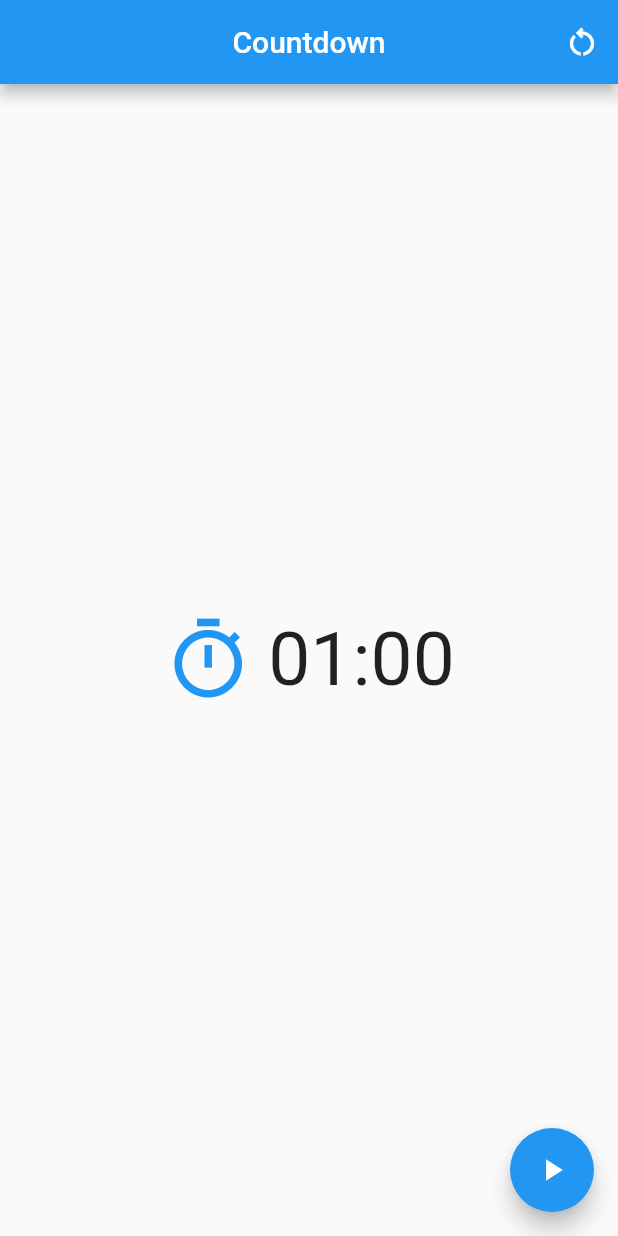
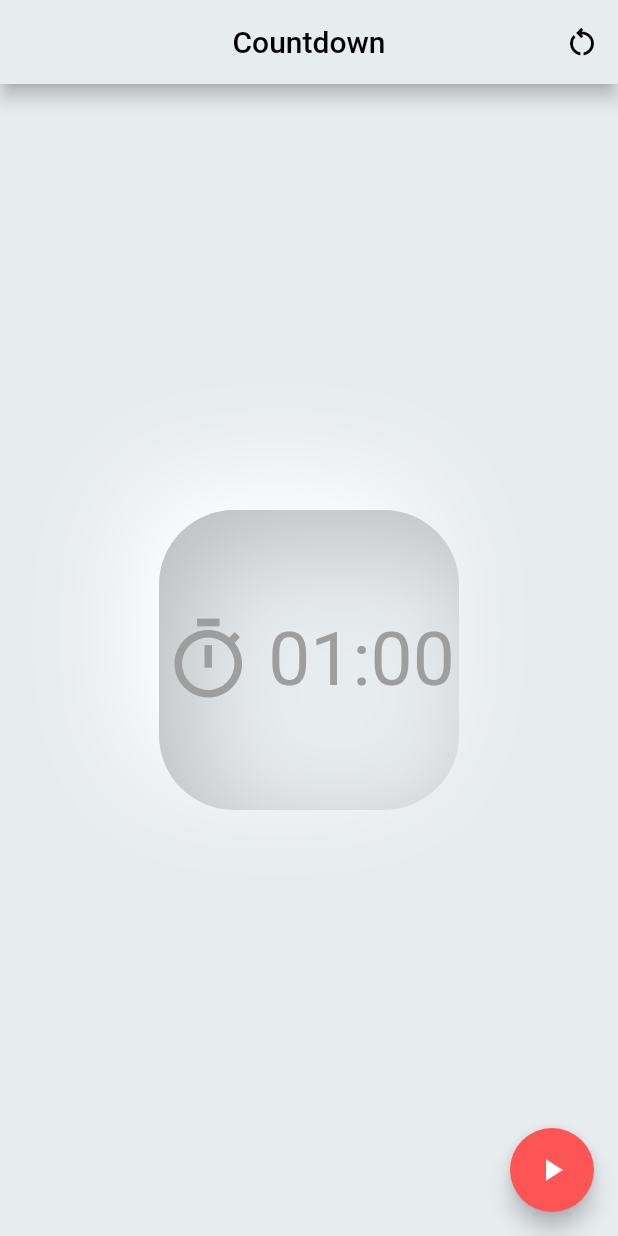
Before and after one commit to alecorodri/countdown_modern_design, a Flutter app: the screen it shows after launch, on a phone screen of 412 x 824 dp. Run offline on Flutter 3.47's test engine with Material 2 defaults, Android fonts, the phone set to English and light mode, and no system bars; our stand-ins replace flutter_inset_box_shadow.

Commit message:
add Neumorphic

```diff
--- a/lib/main.dart
+++ b/lib/main.dart
@@ -10,7 +10,6 @@ void main() {
 class MyApp extends StatelessWidget {
   const MyApp({super.key});
 
-  // This widget is the root of your application.
   @override
   Widget build(BuildContext context) {
     return MultiProvider(
--- a/lib/pages/home_page.dart
+++ b/lib/pages/home_page.dart
@@ -1,6 +1,7 @@
 import 'package:countdown_modern_design/providers/countdown_provider.dart';
-import 'package:flutter/material.dart';
+import 'package:flutter/material.dart' hide BoxDecoration, BoxShadow;
 import 'package:provider/provider.dart';
+import 'package:flutter_inset_box_shadow/flutter_inset_box_shadow.dart';
 
 class HomePage extends StatefulWidget {
   const HomePage({super.key});
@@ -15,20 +16,30 @@ class _HomePageState extends State<HomePage> {
     final countdounProvider = Provider.of<CountdounProvider>(context);
 
     return Scaffold(
+      backgroundColor: const Color(0xFFE7ECEF),
       appBar: AppBar(
+        elevation: 5,
+        backgroundColor: const Color(0xFFE7ECEF),
         centerTitle: true,
-        title: const Text("Countdown"),
+        title: const Text(
+          "Countdown",
+          style: TextStyle(color: Colors.black),
+        ),
         actions: [
           IconButton(
               onPressed: () {
                 countdounProvider
                     .setCountdownDuration(const Duration(seconds: 60));
               },
-              icon: const Icon(Icons.restart_alt_outlined))
+              icon: const Icon(
+                Icons.restart_alt_outlined,
+                color: Colors.black,
+              ))
         ],
       ),
       body: const _CounterView(),
       floatingActionButton: FloatingActionButton(
+        backgroundColor: const Color.fromARGB(255, 253, 85, 85),
         onPressed: () {
           countdounProvider.startStopTimer();
         },
@@ -45,14 +56,39 @@ class _CounterView extends StatelessWidget {
 
   @override
   Widget build(BuildContext context) {
-    return SizedBox.expand(
+    return Center(
+      child: AnimatedContainer(
+        duration: const Duration(milliseconds: 550),
+        width: 200,
+        height: 200,
+        decoration: BoxDecoration(
+          borderRadius: BorderRadius.circular(50),
+          color: const Color(0xFFE7ECEF),
+          boxShadow: [
+            BoxShadow(
+                offset: const Offset(-20, -20),
+                blurRadius: 60,
+                color: Colors.white,
+                inset: context.select(
+                    (CountdounProvider countdown) => countdown.isRunning)),
+            BoxShadow(
+                offset: const Offset(20, 20),
+                blurRadius: 60,
+                color: const Color(0xFFBEBEBE),
+                inset: !context.select(
+                    (CountdounProvider countdown) => countdown.isRunning)),
+          ],
+        ),
         child: Row(
           mainAxisAlignment: MainAxisAlignment.center,
           crossAxisAlignment: CrossAxisAlignment.center,
           children: [
-          const Icon(
+            Icon(
               Icons.timer_outlined,
-            color: Colors.blue,
+              color: !context.select(
+                      (CountdounProvider countdown) => countdown.isRunning)
+                  ? Colors.grey
+                  : Colors.black,
               size: 60,
             ),
             const SizedBox(
@@ -61,9 +97,15 @@ class _CounterView extends StatelessWidget {
             Text(
               context.select(
                   (CountdounProvider countdown) => countdown.timeLeftString),
-            style: const TextStyle(fontSize: 50),
-          )
+              style: TextStyle(
+                  fontSize: 50,
+                  color: !context.select(
+                          (CountdounProvider countdown) => countdown.isRunning)
+                      ? Colors.grey
+                      : Colors.black),
+            ),
           ],
+        ),
       ),
     );
   }
--- a/lib/providers/countdown_provider.dart
+++ b/lib/providers/countdown_provider.dart
@@ -36,6 +36,10 @@ class CountdounProvider extends ChangeNotifier {
     notifyListeners();
   }
 
+  bool get running {
+    return isRunning;
+  }
+
   String get timeLeftString {
     final minutes =
         ((duration.inSeconds / 60) % 60).floor().toString().padLeft(2, '0');
```
Also changed, not shown: pubspec.yaml (+1 -6 lines), pubspec.lock. Lines whose indentation alone changed are shown as unchanged.
